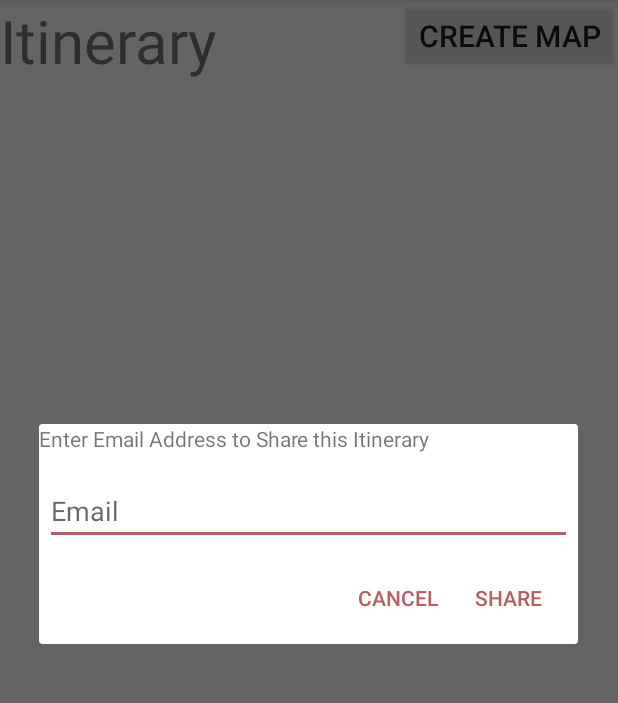
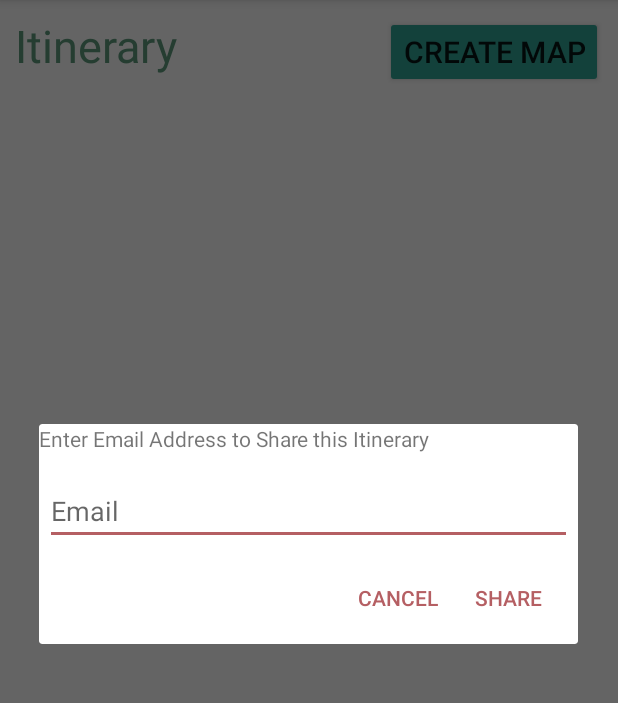
Before and after one commit to lb7/info448-final, an Android app: the fragment ItineraryDetailFragment placed in its activity, after a tap on "Share", on a phone screen of 412 x 824 dp, the part 84-787 px from its top. Run offline under Robolectric (Android 15) with nearby library versions, the phone set to English and light mode, and no system bars; our stand-ins replace Firebase (no records; nobody signed in at launch, a user with empty details on screens opened directly), Volley; network calls fail.

Commit message:
changed all visual layouts

```diff
--- a/LocalTravelApp/app/src/main/res/layout/activity_login.xml
+++ b/LocalTravelApp/app/src/main/res/layout/activity_login.xml
@@ -14,6 +14,7 @@
         android:layout_marginLeft="0dp"
         android:layout_marginTop="8dp"
         android:text="Sign In"
+        android:backgroundTint="@color/btn_color"
         app:layout_constraintLeft_toLeftOf="@+id/passwordField"
         app:layout_constraintTop_toBottomOf="@+id/passwordField"/>
 
--- a/LocalTravelApp/app/src/main/res/layout/fragment_filter.xml
+++ b/LocalTravelApp/app/src/main/res/layout/fragment_filter.xml
@@ -17,6 +17,7 @@
             android:layout_gravity="center"
             android:layout_margin="10dp"
             android:text="Apply Filter"
+            android:backgroundTint="@color/btn_color"
             />
 
         <ListView
--- a/LocalTravelApp/app/src/main/res/layout/fragment_itinerary_detail.xml
+++ b/LocalTravelApp/app/src/main/res/layout/fragment_itinerary_detail.xml
@@ -5,18 +5,21 @@
     android:orientation="vertical"
     tools:context="edu.uw.lbaker7.localtravelapp.fragments.ItineraryDetailFragment">
 
-    <RelativeLayout
+    <LinearLayout
+        android:orientation="horizontal"
         android:layout_width="match_parent"
-        android:layout_height="wrap_content">
+        android:layout_height="wrap_content"
+        android:padding="10dp">
 
         <TextView
             android:id="@+id/itineraryName"
             android:layout_width="wrap_content"
             android:layout_height="wrap_content"
             android:text="Itinerary"
-            android:textSize="40sp"
-            android:layout_alignParentLeft="true"
-            android:layout_toLeftOf="@+id/createMap"/>
+            android:textSize="30sp"
+            android:layout_weight="1"
+            android:textColor="@color/itinerary"
+            />
 
         <Button
             android:id="@+id/createMap"
@@ -24,8 +27,10 @@
             android:layout_height="wrap_content"
             android:text="Create Map"
             android:textSize="20sp"
-            android:layout_alignParentRight="true"/>
-    </RelativeLayout>
+            android:backgroundTint="@color/btn_color"
+            />
+
+    </LinearLayout>
 
 
     <ListView
--- a/LocalTravelApp/app/src/main/res/layout/itinerary_list_item.xml
+++ b/LocalTravelApp/app/src/main/res/layout/itinerary_list_item.xml
@@ -11,7 +11,9 @@
             android:layout_height="wrap_content"
             android:layout_marginLeft="10dp"
             android:layout_marginTop="5dp"
-            android:textSize="20dp"/>
+            android:textSize="20dp"
+            android:textStyle="bold"
+            />
 
         <TextView
             android:id="@+id/itinerary_date_created"
@@ -20,6 +22,7 @@
             android:layout_below="@id/itinerary_name"
             android:layout_marginLeft="10dp"
             android:layout_marginTop="5dp"
+            android:textColor="@color/colorAccent"
             />
 
         <ImageButton
--- a/LocalTravelApp/app/src/main/res/values/colors.xml
+++ b/LocalTravelApp/app/src/main/res/values/colors.xml
@@ -6,4 +6,5 @@
     <color name="white">#FFFFFF</color>
     <color name="txt_rating">#a73a3a</color>
     <color name="btn_color">#30a294</color>
+    <color name="itinerary">#5c987b</color>
 </resources>
```
Also changed, not shown: LocalTravelApp/app/src/main/java/edu/uw/lbaker7/localtravelapp/activitites/MapsActivity.java (+2 -10 lines), LocalTravelApp/app/src/main/res/layout/fragment_itinerary_list.xml (+1 -9 lines), LocalTravelApp/app/src/main/res/layout/item_place.xml (+17 -10 lines).
